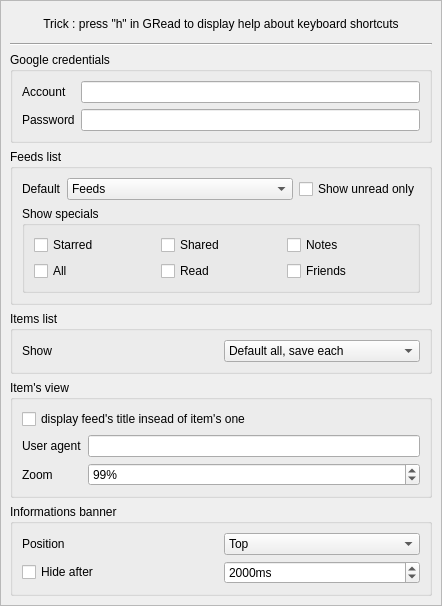
Above: src/views/basic/ui/settings.ui from twidi/GRead before the change. Below: the same form after it.
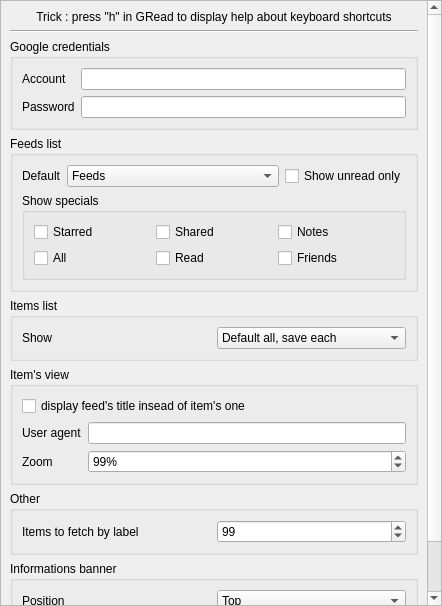
That is the form after the change.

Commit message: force background bo be white by default in interval browser

Patch:
```diff
--- a/src/views/basic/ui/settings.ui
+++ b/src/views/basic/ui/settings.ui
@@ -321,6 +321,45 @@
          </layout>
         </widget>
        </item>
+       <item>
+        <widget class="QGroupBox" name="groupOther">
+         <property name="title">
+          <string>Other</string>
+         </property>
+         <layout class="QVBoxLayout" name="verticalLayout_3">
+          <item>
+           <layout class="QGridLayout" name="gridLayout_4">
+            <item row="0" column="0">
+             <widget class="QLabel" name="labelSettingsItemsToFetch">
+              <property name="text">
+               <string>Items to fetch by label</string>
+              </property>
+              <property name="buddy">
+               <cstring>spinSettingsItemsToFetch</cstring>
+              </property>
+             </widget>
+            </item>
+            <item row="0" column="1">
+             <widget class="QSpinBox" name="spinSettingsItemsToFetch">
+              <property name="minimum">
+               <number>20</number>
+              </property>
+              <property name="singleStep">
+               <number>20</number>
+              </property>
+              <property name="value">
+               <number>110</number>
+              </property>
+              <property name="maximum">
+               <number>2000</number>
+              </property>
+             </widget>
+            </item>
+           </layout>
+          </item>
+         </layout>
+        </widget>
+       </item>
        <item>
         <widget class="QGroupBox" name="groupBanner">
          <property name="title">
```
